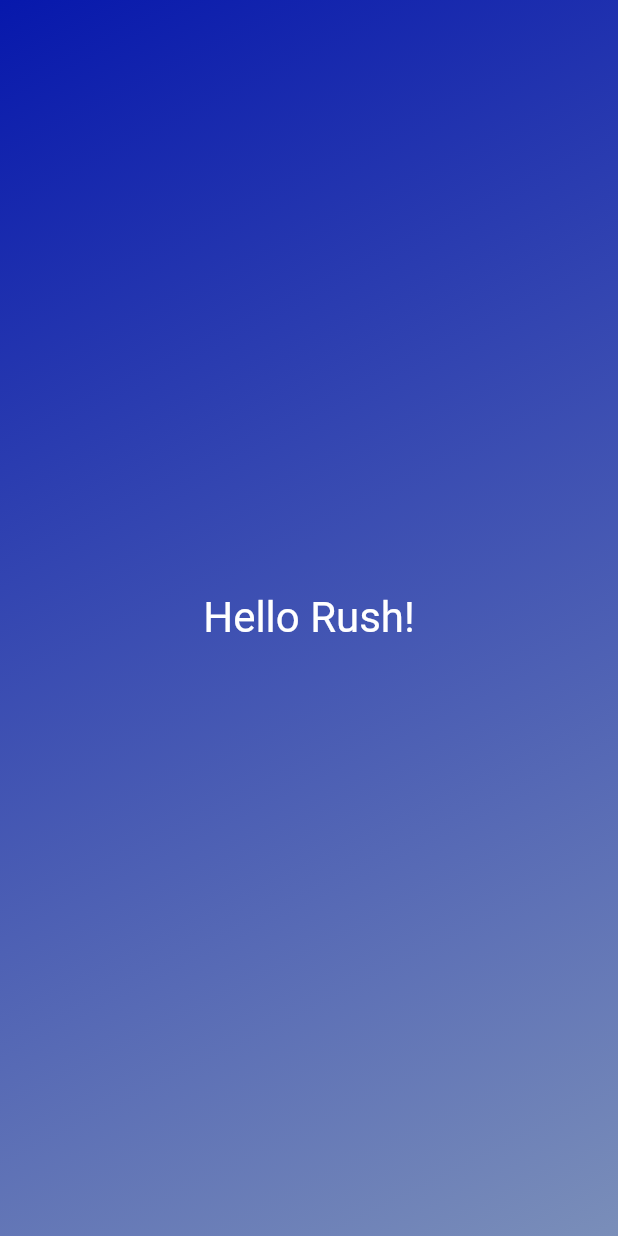
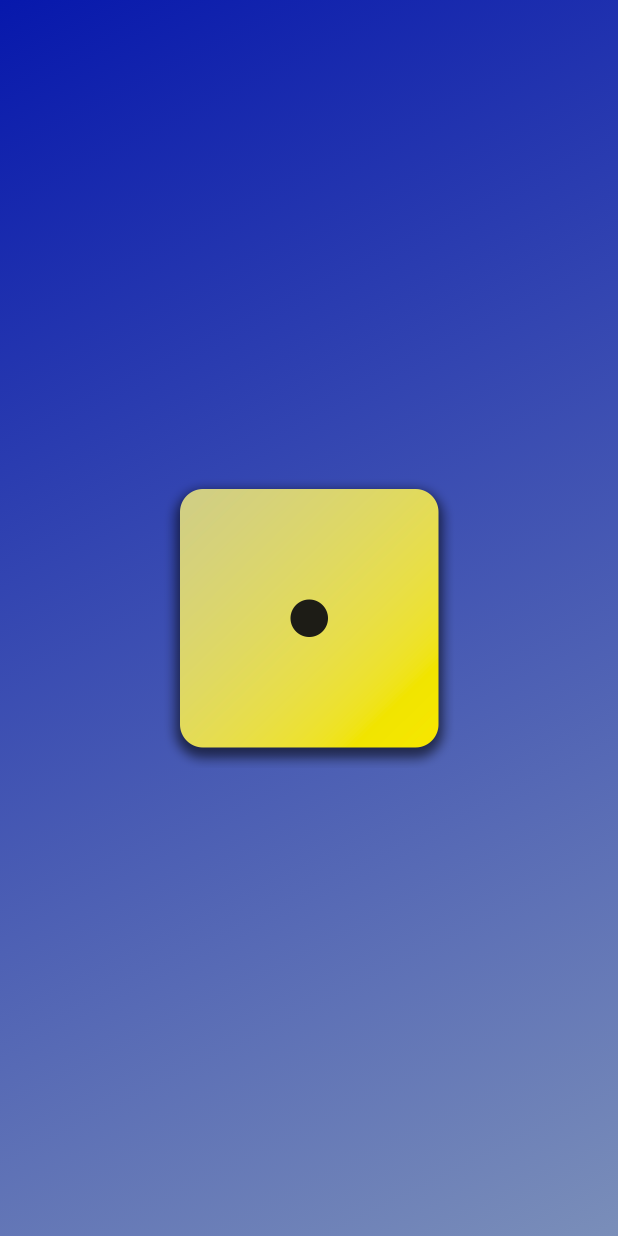
Before and after one commit to Rush-2K/Flutter-Full-Course, a Flutter app: the screen it shows after launch, on a phone screen of 412 x 824 dp. Run offline on Flutter 3.47's test engine with Material 2 defaults, Android fonts, the phone set to English and light mode, and no system bars.

```diff
--- a/02-Flutter-and-Dart-Basics-Part-I/lib/gradient_container.dart
+++ b/02-Flutter-and-Dart-Basics-Part-I/lib/gradient_container.dart
@@ -23,8 +23,11 @@ class GradientContainer extends StatelessWidget {
           end: endAlignment,
         ),
       ),
-          child: const Center(
-            child: StyledText('Hello Rush!'),
+      child: Center(
+        child: Image.asset(
+          'assets/images/dice-1.png',
+          width: 200,
+        ),
       ),
     );
   }
```
Also changed, not shown: 02-Flutter-and-Dart-Basics-Part-I/pubspec.yaml (+7 -3 lines), 02-Flutter-and-Dart-Basics-Part-I/assets/images/dice-1.png (added), 02-Flutter-and-Dart-Basics-Part-I/assets/images/dice-2.png (added), 02-Flutter-and-Dart-Basics-Part-I/assets/images/dice-3.png (added), 02-Flutter-and-Dart-Basics-Part-I/assets/images/dice-4.png (added), 02-Flutter-and-Dart-Basics-Part-I/assets/images/dice-5.png (added), 02-Flutter-and-Dart-Basics-Part-I/assets/images/dice-6.png (added). Lines whose indentation alone changed are shown as unchanged.
